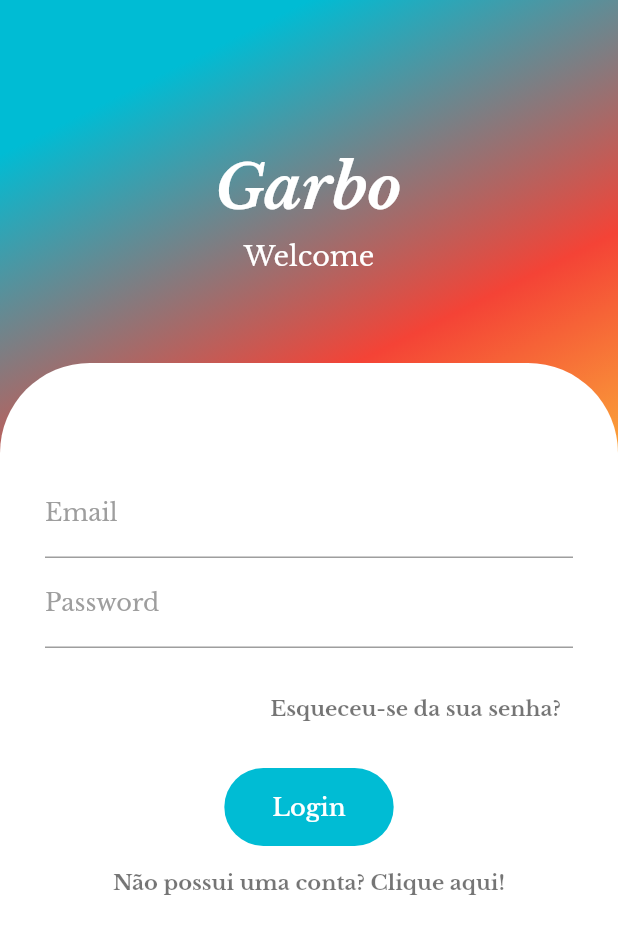
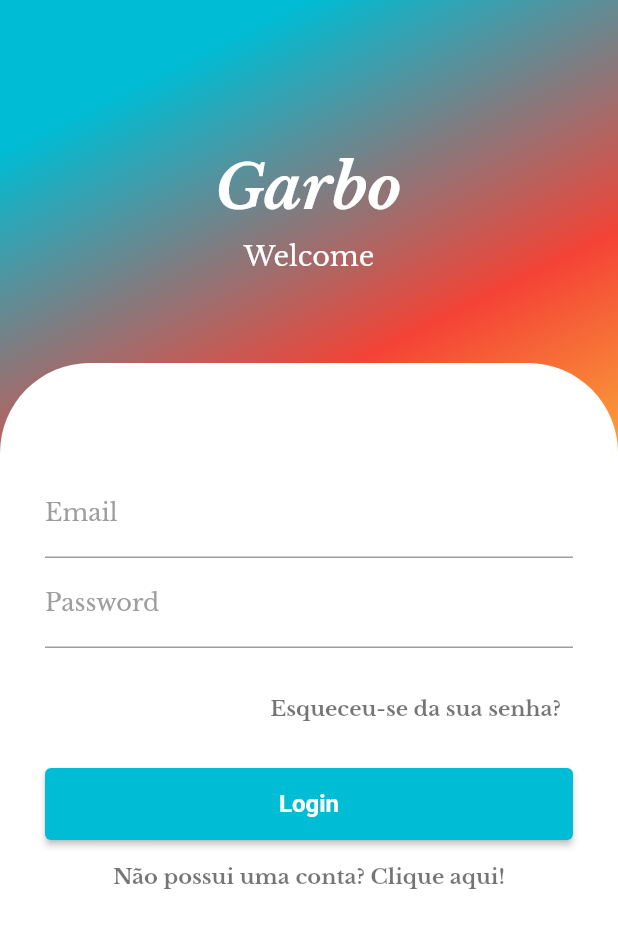
Before and after one commit to rmachado-centi/flutter_personal_app, a Flutter app: the screen it shows after launch, on a phone screen of 412 x 824 dp. Shown: the top 934 px of the screen. Run offline on Flutter 3.47's test engine with Material 2 defaults, Android fonts, the phone set to English and light mode, and no system bars; our stand-ins replace bloc, carousel_slider, cloud_firestore, equatable, firebase_auth, firebase_core and 2 more; missing offline and left inert: flutter_branch_sdk, maps_launcher; accounts and stored records are empty.

```diff
--- a/lib/features/auth/presentation/components/button.dart
+++ b/lib/core/components/garbo_button.dart
@@ -1,11 +1,11 @@
 import 'package:app/core/constants/application_constants.dart';
 import 'package:flutter/material.dart';
 
-class Button extends StatelessWidget {
+class GarboButton extends StatelessWidget {
   final String text;
-  final VoidCallback onPressed;
-  bool isLoading;
-  Button(
+  final VoidCallback? onPressed;
+  final bool isLoading;
+  const GarboButton(
       {Key? key,
       required this.text,
       required this.onPressed,
@@ -13,17 +13,18 @@ class Button extends StatelessWidget {
       : super(key: key);
   @override
   Widget build(BuildContext context) {
-    return ElevatedButton(
-        onPressed: onPressed,
-        style: ElevatedButton.styleFrom(
-          backgroundColor: Colors.cyan,
-          elevation: 0,
-          shape: RoundedRectangleBorder(
-            borderRadius: BorderRadius.circular(32.0),
+    return SizedBox(
+      width: double.infinity,
+      height: 48,
+      child: ElevatedButton(
+          onPressed: onPressed,
+          style: ElevatedButton.styleFrom(
+            backgroundColor: Colors.cyan,
+            textStyle: const TextStyle(
+              fontSize: 18,
+              fontWeight: FontWeight.bold,
+            ),
           ),
-        ),
-        child: Padding(
-          padding: const EdgeInsets.all(defaultPadding),
           child: isLoading
               ? const CircularProgressIndicator(
                   color: Colors.white,
@@ -34,7 +35,7 @@ class Button extends StatelessWidget {
                     color: Colors.white,
                     fontSize: 16,
                   ),
-                ),
-        ));
+                )),
+    );
   }
 }
--- /dev/null
+++ b/lib/core/components/garbo_input_field.dart
@@ -0,0 +1,59 @@
+import 'package:flutter/material.dart';
+
+enum InputFieldType { email, password, username, message }
+
+class GarboInputField extends StatelessWidget {
+  final String labelText;
+  final TextEditingController? inputController;
+  final InputFieldType inputFieldType;
+
+  const GarboInputField(
+      {super.key,
+      required this.labelText,
+      required this.inputController,
+      required this.inputFieldType});
+
+  @override
+  Widget build(BuildContext context) {
+    return TextFormField(
+      key: key,
+      controller: inputController,
+      autofillHints: inputFieldType == InputFieldType.username
+          ? const [AutofillHints.username]
+          : inputFieldType == InputFieldType.email
+              ? const [AutofillHints.email]
+              : const [AutofillHints.password],
+      textInputAction: (inputFieldType == InputFieldType.password ||
+              inputFieldType == InputFieldType.message)
+          ? TextInputAction.done
+          : TextInputAction.next,
+      keyboardType: inputFieldType == InputFieldType.email
+          ? TextInputType.emailAddress
+          : inputFieldType == InputFieldType.username
+              ? TextInputType.name
+              : TextInputType.text,
+      autocorrect: false,
+      cursorHeight: 24,
+      cursorColor: Colors.grey,
+      obscureText: inputFieldType == InputFieldType.password ? true : false,
+      validator: (value) {
+        if (value == null || value.isEmpty) {
+          return 'Por favor, preencha este campo';
+        }
+        if (inputFieldType == InputFieldType.email) {
+          if (!value.contains('@')) {
+            return 'Por favor, insira um email válido';
+          }
+        }
+        return null;
+      },
+      decoration: InputDecoration(
+        labelText: labelText,
+        focusedBorder: const UnderlineInputBorder(
+          borderSide: BorderSide(color: Colors.grey),
+        ),
+        labelStyle: const TextStyle(color: Colors.grey),
+      ),
+    );
+  }
+}
--- a/lib/core/constants/application_constants.dart
+++ b/lib/core/constants/application_constants.dart
@@ -1,3 +1,8 @@
 const double defaultPadding = 16.0;
 
 const branchIOResetPasswordKey = 'reset_password';
+
+const storeLocationCoordinates = {
+  'latitude': 41.38629208591011,
+  'longitude': -8.403242011193992,
+};
--- a/lib/core/navigator/router_navigator.dart
+++ b/lib/core/navigator/router_navigator.dart
@@ -1,4 +1,5 @@
 import 'package:app/core/navigator/application_routes.dart';
+import 'package:app/features/contacts/presentation/user_interfaces/contacts_screen.dart';
 import 'package:app/features/forgot_password/presentation/user_interfaces/forgot_password_screen.dart';
 import 'package:app/features/home/presentation/user_interfaces/home_screen.dart';
 import 'package:app/features/auth/presentation/user_interfaces/login_screen.dart';
@@ -39,7 +40,7 @@ class RouterNavigator {
 
       case ApplicationRoutes.contactsScreen:
         return MaterialPageRoute(
-          builder: (_) => const HomeScreen(),
+          builder: (_) => const ContactsScreen(),
           settings: settings,
         );
       case ApplicationRoutes.forgotPasswordScreen:
--- a/lib/features/about_us/about_us_screen.dart
+++ b/lib/features/about_us/about_us_screen.dart
@@ -17,6 +17,8 @@ class AboutUsScreen extends StatelessWidget {
             'Sobre Nós',
             style: TextStyle(
               color: Colors.black54,
+              fontSize: 20,
+              fontWeight: FontWeight.bold,
             ),
           ),
         ),
--- a/lib/features/auth/presentation/components/input_fields.dart
+++ b/lib/features/auth/presentation/components/input_fields.dart
@@ -1,77 +1,44 @@
+import 'package:app/core/components/garbo_input_field.dart';
 import 'package:flutter/material.dart';
 
-enum InputFieldType { login, registration }
+enum AuthType { login, registration }
 
 class InputFields extends StatelessWidget {
   final TextEditingController emailController;
   final TextEditingController passwordController;
   final TextEditingController? usernameController;
-  final InputFieldType inputFieldType;
+  final AuthType authType;
 
   const InputFields(
       {super.key,
       this.usernameController,
-      required this.inputFieldType,
+      required this.authType,
       required this.emailController,
       required this.passwordController});
 
   @override
   Widget build(BuildContext context) {
-    return Form(
+    return AutofillGroup(
       child: Column(
         children: <Widget>[
-          if (inputFieldType == InputFieldType.registration)
-            TextFormField(
+          if (authType == AuthType.registration)
+            GarboInputField(
               key: const Key('usernameField'),
-              controller: usernameController,
-              autofillHints: const [AutofillHints.username],
-              textInputAction: TextInputAction.next,
-              keyboardType: TextInputType.name,
-              autocorrect: false,
-              cursorHeight: 24,
-              cursorColor: Colors.grey,
-              decoration: const InputDecoration(
-                labelText: "Username",
-                focusedBorder: UnderlineInputBorder(
-                  borderSide: BorderSide(color: Colors.grey),
-                ),
-                labelStyle: TextStyle(color: Colors.grey),
-              ),
+              inputController: usernameController,
+              labelText: "Username",
+              inputFieldType: InputFieldType.username,
             ),
-          TextFormField(
+          GarboInputField(
             key: const Key('emailField'),
-            controller: emailController,
-            autofillHints: const [AutofillHints.email],
-            textInputAction: TextInputAction.next,
-            keyboardType: TextInputType.emailAddress,
-            autocorrect: false,
-            cursorHeight: 24,
-            cursorColor: Colors.grey,
-            decoration: const InputDecoration(
-              labelText: "Email",
-              focusedBorder: UnderlineInputBorder(
-                borderSide: BorderSide(color: Colors.grey),
-              ),
-              labelStyle: TextStyle(color: Colors.grey),
-            ),
+            inputController: emailController,
+            labelText: "Email",
+            inputFieldType: InputFieldType.email,
           ),
-          TextFormField(
+          GarboInputField(
             key: const Key('passwordField'),
-            controller: passwordController,
-            autofillHints: const [AutofillHints.password],
-            textInputAction: TextInputAction.done,
-            keyboardType: TextInputType.text,
-            cursorColor: Colors.grey,
-            cursorHeight: 24,
-            autocorrect: false,
-            decoration: const InputDecoration(
-              labelText: "Password",
-              focusedBorder: UnderlineInputBorder(
-                borderSide: BorderSide(color: Colors.grey),
-              ),
-              labelStyle: TextStyle(color: Colors.grey),
-            ),
-            obscureText: true,
+            inputController: passwordController,
+            labelText: "Password",
+            inputFieldType: InputFieldType.password,
           ),
         ],
       ),
--- a/lib/features/auth/presentation/user_interfaces/login_screen.dart
+++ b/lib/features/auth/presentation/user_interfaces/login_screen.dart
@@ -2,7 +2,7 @@ import 'package:app/core/blocs/cubit_factory.dart';
 import 'package:app/core/constants/application_constants.dart';
 import 'package:app/core/navigator/application_routes.dart';
 import 'package:app/features/auth/presentation/business_components/auth_cubit.dart';
-import 'package:app/features/auth/presentation/components/button.dart';
+import 'package:app/core/components/garbo_button.dart';
 import 'package:app/features/auth/presentation/components/header.dart';
 import 'package:app/features/auth/presentation/components/input_fields.dart';
 import 'package:flutter/material.dart';
@@ -87,7 +87,7 @@ class _AuthScreenState extends State<AuthScreen> {
                                 color: Colors.white,
                                 borderRadius: BorderRadius.circular(10)),
                             child: InputFields(
-                              inputFieldType: InputFieldType.login,
+                              authType: AuthType.login,
                               emailController: emailController,
                               passwordController: passwordController,
                             ),
@@ -112,7 +112,7 @@ class _AuthScreenState extends State<AuthScreen> {
                           const SizedBox(
                             height: defaultPadding,
                           ),
-                          Button(
+                          GarboButton(
                             onPressed: () => _signIn(),
                             text: 'Login',
                             isLoading: state == AuthStatus.authenticating,
--- a/lib/features/auth/presentation/user_interfaces/registration_screen.dart
+++ b/lib/features/auth/presentation/user_interfaces/registration_screen.dart
@@ -1,7 +1,7 @@
 import 'package:app/core/blocs/cubit_factory.dart';
 import 'package:app/core/navigator/application_routes.dart';
 import 'package:app/features/auth/presentation/business_components/auth_cubit.dart';
-import 'package:app/features/auth/presentation/components/button.dart';
+import 'package:app/core/components/garbo_button.dart';
 import 'package:app/features/auth/presentation/components/header.dart';
 import 'package:app/features/auth/presentation/components/input_fields.dart';
 import 'package:flutter/material.dart';
@@ -88,7 +88,7 @@ class _RegistrationScreenState extends State<RegistrationScreen> {
                                 color: Colors.white,
                                 borderRadius: BorderRadius.circular(10)),
                             child: InputFields(
-                              inputFieldType: InputFieldType.registration,
+                              authType: AuthType.registration,
                               usernameController: usernameController,
                               emailController: emailController,
                               passwordController: passwordController,
@@ -97,7 +97,7 @@ class _RegistrationScreenState extends State<RegistrationScreen> {
                           const SizedBox(
                             height: 40,
                           ),
-                          Button(
+                          GarboButton(
                             onPressed: () => _signIn(),
                             text: 'Registar',
                             isLoading: state == AuthStatus.registering,
--- a/lib/features/home/presentation/components/drawer_body.dart
+++ b/lib/features/home/presentation/components/drawer_body.dart
@@ -195,7 +195,10 @@ class _DrawerBodyState extends State<DrawerBody> {
                           height: 16,
                         ),
                         ListTile(
-                          onTap: () {},
+                          onTap: () {
+                            Navigator.of(context)
+                                .pushNamed(ApplicationRoutes.contactsScreen);
+                          },
                           leading: Container(
                             padding: const EdgeInsets.all(8),
                             decoration: BoxDecoration(
--- a/pubspec.yaml
+++ b/pubspec.yaml
@@ -46,6 +46,7 @@ dependencies:
   animated_splash_screen: ^1.3.0
   flutter_spinkit: ^5.2.0
   flutter_branch_sdk: ^6.4.0
+  maps_launcher: ^2.2.0
 
 dev_dependencies:
   flutter_test:
```
Also changed, not shown: lib/features/contacts/presentation/user_interfaces/contacts_screen.dart (added, +169 -0 lines), pubspec.lock, 1 other file.
